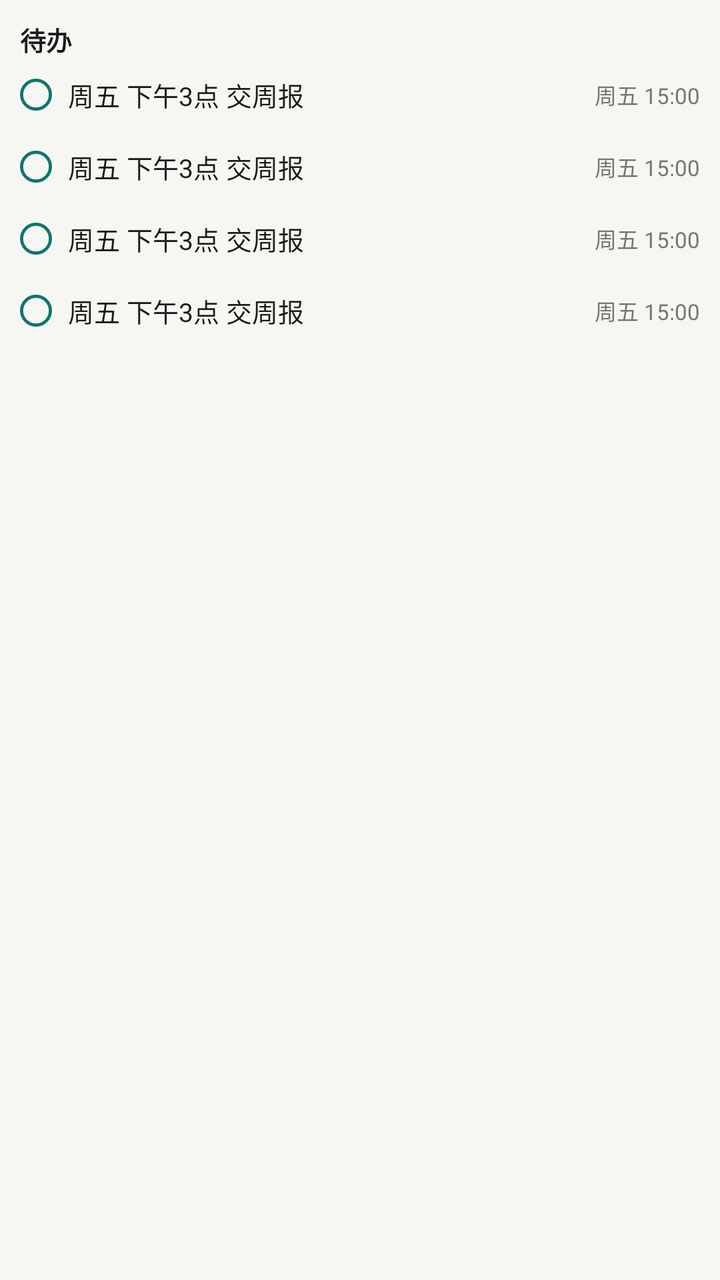
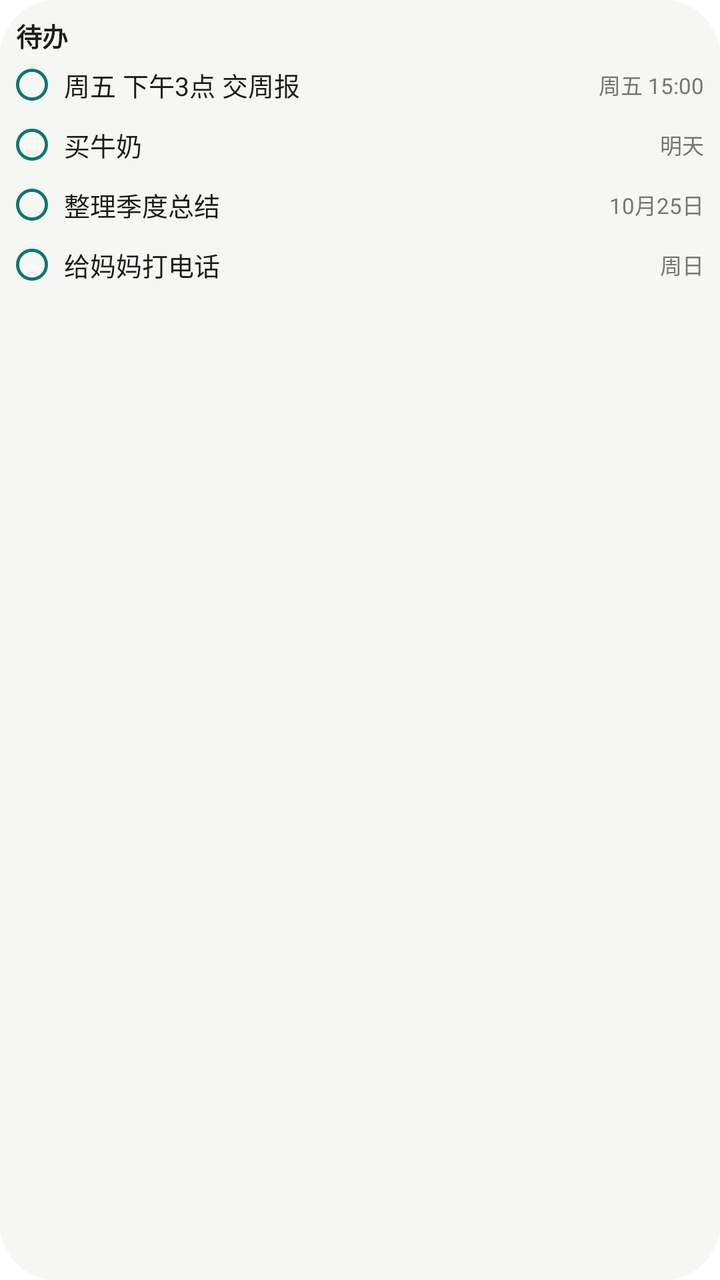

Two renders of the same Android screen: before a commit and after it. Below are the layout's source before the change and the commit's diff.
<!-- AndroidManifest.xml: application theme Theme.Oneline -->
<!-- res/layout/widget_preview_layout.xml -->
<?xml version="1.0" encoding="utf-8"?>
<LinearLayout xmlns:android="http://schemas.android.com/apk/res/android"
    android:layout_width="160dp"
    android:layout_height="160dp"
    android:background="@color/widget_bg"
    android:orientation="vertical"
    android:padding="10dp">

    <TextView
        android:layout_width="match_parent"
        android:layout_height="wrap_content"
        android:text="@string/widget_header"
        android:textColor="@color/widget_text"
        android:textSize="13sp"
        android:textStyle="bold" />

    <include layout="@layout/widget_preview_row" />
    <include layout="@layout/widget_preview_row" />
    <include layout="@layout/widget_preview_row" />
    <include layout="@layout/widget_preview_row" />
</LinearLayout>
<!-- res/layout/widget_preview_row.xml (included above) -->
<?xml version="1.0" encoding="utf-8"?>
<LinearLayout xmlns:android="http://schemas.android.com/apk/res/android"
    android:layout_width="match_parent"
    android:layout_height="36dp"
    android:gravity="center_vertical"
    android:orientation="horizontal">

    <ImageView
        android:layout_width="16dp"
        android:layout_height="16dp"
        android:contentDescription="@null"
        android:src="@drawable/widget_circle" />

    <TextView
        android:layout_width="0dp"
        android:layout_height="wrap_content"
        android:layout_weight="1"
        android:ellipsize="end"
        android:maxLines="1"
        android:paddingStart="8dp"
        android:text="周五 下午3点 交周报"
        android:textColor="@color/widget_text"
        android:textSize="13sp" />

    <TextView
        android:layout_width="wrap_content"
        android:layout_height="wrap_content"
        android:paddingStart="6dp"
        android:text="周五 15:00"
        android:textColor="@color/widget_text_secondary"
        android:textSize="11sp" />
</LinearLayout>
<!-- resources referenced by this layout -->
<resources>
  <color name="widget_bg">#F6F6F3</color>
  <color name="widget_text">#1B1B1A</color>
  <color name="widget_text_secondary">#77756E</color>
  <!-- drawable widget_circle (drawable) -->
  <?xml version="1.0" encoding="utf-8"?>
  <shape xmlns:android="http://schemas.android.com/apk/res/android"
      android:shape="oval">
      <stroke
          android:width="2dp"
          android:color="@color/widget_circle_stroke" />
      <solid android:color="@android:color/transparent" />
      <size
          android:width="20dp"
          android:height="20dp" />
  </shape>
  <string name="widget_header">待办</string>
  <style name="Theme.Oneline" parent="android:Theme.Material.Light.NoActionBar">
          <item name="android:windowBackground">@android:color/white</item>
      </style>
  <color name="widget_circle_stroke">#0F766E</color>
</resources>

<!-- the commit's change to res/layout/widget_preview_layout.xml (unified diff, before → after) -->
@@ -2,9 +2,10 @@
 <LinearLayout xmlns:android="http://schemas.android.com/apk/res/android"
     android:layout_width="160dp"
     android:layout_height="160dp"
-    android:background="@color/widget_bg"
+    android:background="@drawable/widget_bg_rounded"
+    android:clipToOutline="true"
     android:orientation="vertical"
-    android:padding="10dp">
+    android:padding="8dp">
 
     <TextView
         android:layout_width="match_parent"
@@ -14,41 +15,145 @@
         android:textSize="13sp"
         android:textStyle="bold" />
 
-    <include layout="@layout/widget_preview_row" />
-    <include layout="@layout/widget_preview_row" />
-    <include layout="@layout/widget_preview_row" />
-    <include layout="@layout/widget_preview_row" />
+    
+
+    <LinearLayout
+        android:layout_width="match_parent"
+        android:layout_height="30dp"
+        android:gravity="center_vertical"
+        android:orientation="horizontal">
+
+        <ImageView
+            android:layout_width="16dp"
+            android:layout_height="16dp"
+            android:contentDescription="@null"
+            android:src="@drawable/widget_circle" />
+
+        <TextView
+            android:layout_width="wrap_content"
+            android:layout_height="wrap_content"
+            android:ellipsize="end"
+            android:maxLines="1"
+            android:paddingStart="8dp"
+            android:text="周五 下午3点 交周报"
+            android:textColor="@color/widget_text"
+            android:textSize="13sp" />
+
+        <TextView
+            android:layout_width="0dp"
+            android:layout_height="wrap_content"
+            android:layout_weight="1"
+            android:ellipsize="end"
+            android:gravity="end"
+            android:maxLines="1"
+            android:paddingStart="8dp"
+            android:text="周五 15:00"
+            android:textColor="@color/widget_text_secondary"
+            android:textSize="11sp" />
+    </LinearLayout>
+
+    <LinearLayout
+        android:layout_width="match_parent"
+        android:layout_height="30dp"
+        android:gravity="center_vertical"
+        android:orientation="horizontal">
+
+        <ImageView
+            android:layout_width="16dp"
+            android:layout_height="16dp"
+            android:contentDescription="@null"
+            android:src="@drawable/widget_circle" />
+
+        <TextView
+            android:layout_width="wrap_content"
+            android:layout_height="wrap_content"
+            android:ellipsize="end"
+            android:maxLines="1"
+            android:paddingStart="8dp"
+            android:text="买牛奶"
+            android:textColor="@color/widget_text"
+            android:textSize="13sp" />
+
+        <TextView
+            android:layout_width="0dp"
+            android:layout_height="wrap_content"
+            android:layout_weight="1"
+            android:ellipsize="end"
+            android:gravity="end"
+            android:maxLines="1"
+            android:paddingStart="8dp"
+            android:text="明天"
+            android:textColor="@color/widget_text_secondary"
+            android:textSize="11sp" />
+    </LinearLayout>
+
+    <LinearLayout
+        android:layout_width="match_parent"
+        android:layout_height="30dp"
+        android:gravity="center_vertical"
+        android:orientation="horizontal">
+
+        <ImageView
+            android:layout_width="16dp"
+            android:layout_height="16dp"
+            android:contentDescription="@null"
+            android:src="@drawable/widget_circle" />
+
+        <TextView
+            android:layout_width="wrap_content"
+            android:layout_height="wrap_content"
+            android:ellipsize="end"
+            android:maxLines="1"
+            android:paddingStart="8dp"
+            android:text="整理季度总结"
+            android:textColor="@color/widget_text"
+            android:textSize="13sp" />
+
+        <TextView
+            android:layout_width="0dp"
+            android:layout_height="wrap_content"
+            android:layout_weight="1"
+            android:ellipsize="end"
+            android:gravity="end"
+            android:maxLines="1"
+            android:paddingStart="8dp"
+            android:text="10月25日"
+            android:textColor="@color/widget_text_secondary"
+            android:textSize="11sp" />
+    </LinearLayout>
+
+    <LinearLayout
+        android:layout_width="match_parent"
+        android:layout_height="30dp"
+        android:gravity="center_vertical"
+        android:orientation="horizontal">
+
+        <ImageView
+            android:layout_width="16dp"
+            android:layout_height="16dp"
+            android:contentDescription="@null"
+            android:src="@drawable/widget_circle" />
+
+        <TextView
+            android:layout_width="wrap_content"
+            android:layout_height="wrap_content"
+            android:ellipsize="end"
+            android:maxLines="1"
+            android:paddingStart="8dp"
+            android:text="给妈妈打电话"
+            android:textColor="@color/widget_text"
+            android:textSize="13sp" />
+
+        <TextView
+            android:layout_width="0dp"
+            android:layout_height="wrap_content"
+            android:layout_weight="1"
+            android:ellipsize="end"
+            android:gravity="end"
+            android:maxLines="1"
+            android:paddingStart="8dp"
+            android:text="周日"
+            android:textColor="@color/widget_text_secondary"
+            android:textSize="11sp" />
+    </LinearLayout>
 </LinearLayout>
-<!-- res/layout/widget_preview_row.xml (included above) -->
-<?xml version="1.0" encoding="utf-8"?>
-<LinearLayout xmlns:android="http://schemas.android.com/apk/res/android"
-    android:layout_width="match_parent"
-    android:layout_height="36dp"
-    android:gravity="center_vertical"
-    android:orientation="horizontal">
-
-    <ImageView
-        android:layout_width="16dp"
-        android:layout_height="16dp"
-        android:contentDescription="@null"
-        android:src="@drawable/widget_circle" />
-
-    <TextView
-        android:layout_width="0dp"
-        android:layout_height="wrap_content"
-        android:layout_weight="1"
-        android:ellipsize="end"
-        android:maxLines="1"
-        android:paddingStart="8dp"
-        android:text="周五 下午3点 交周报"
-        android:textColor="@color/widget_text"
-        android:textSize="13sp" />
-
-    <TextView
-        android:layout_width="wrap_content"
-        android:layout_height="wrap_content"
-        android:paddingStart="6dp"
-        android:text="周五 15:00"
-        android:textColor="@color/widget_text_secondary"
-        android:textSize="11sp" />
-</LinearLayout>
<!-- resource entries referenced after the edit -->
@@ -1,8 +1,16 @@
 <!-- resources referenced by this layout -->
 <resources>
   <color name="widget_bg">#F6F6F3</color>
+  <dimen name="widget_corner_radius">20dp</dimen>
   <color name="widget_text">#1B1B1A</color>
   <color name="widget_text_secondary">#77756E</color>
+  <!-- drawable widget_bg_rounded (drawable) -->
+  <?xml version="1.0" encoding="utf-8"?>
+  <shape xmlns:android="http://schemas.android.com/apk/res/android"
+      android:shape="rectangle">
+      <solid android:color="@color/widget_bg" />
+      <corners android:radius="@dimen/widget_corner_radius" />
+  </shape>
   <!-- drawable widget_circle (drawable) -->
   <?xml version="1.0" encoding="utf-8"?>
   <shape xmlns:android="http://schemas.android.com/apk/res/android"
